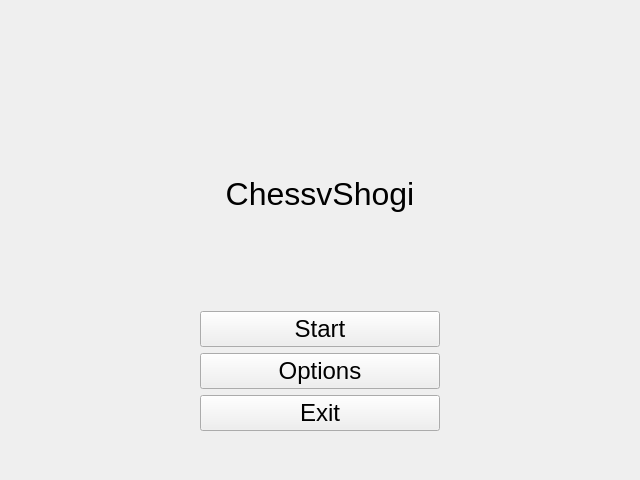
Before: the Qt Designer form chessVshogi/UI/mainwindow.ui in sahinakkaya/chess, drawn with Qt 5.
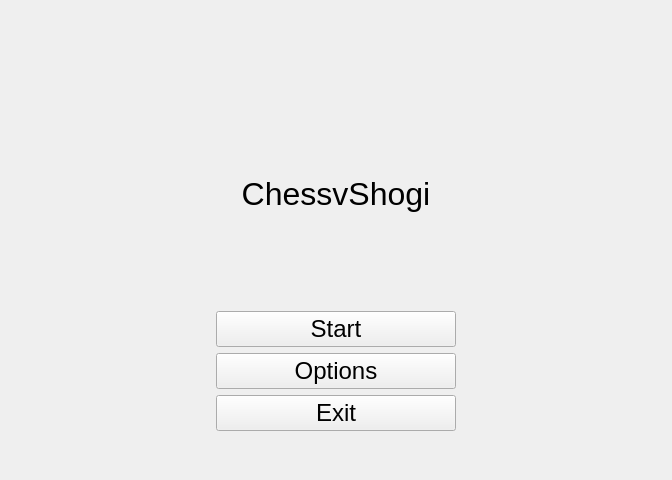
After: the same form once the commit is applied.

Patch:
```diff
--- a/chessVshogi/UI/mainwindow.ui
+++ b/chessVshogi/UI/mainwindow.ui
@@ -6,7 +6,7 @@
    <rect>
     <x>0</x>
     <y>0</y>
-    <width>640</width>
+    <width>672</width>
     <height>480</height>
    </rect>
   </property>
@@ -18,7 +18,7 @@
   </property>
   <property name="maximumSize">
    <size>
-    <width>640</width>
+    <width>672</width>
     <height>480</height>
    </size>
   </property>
```
